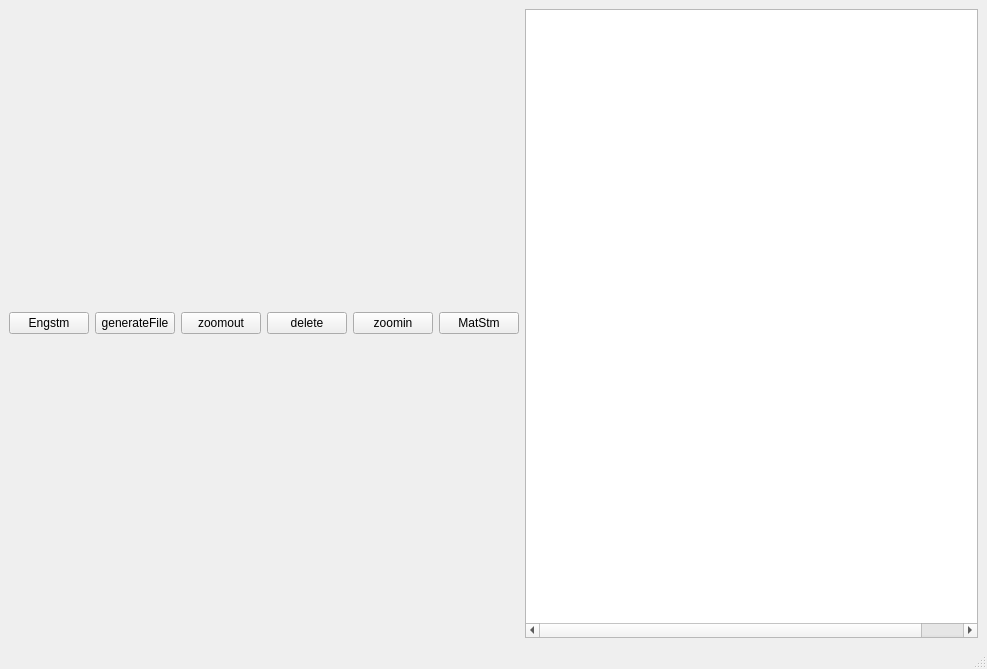
Before: the Qt Designer form main.ui in Anujg935/OMChemSimGUI, drawn with Qt 5.
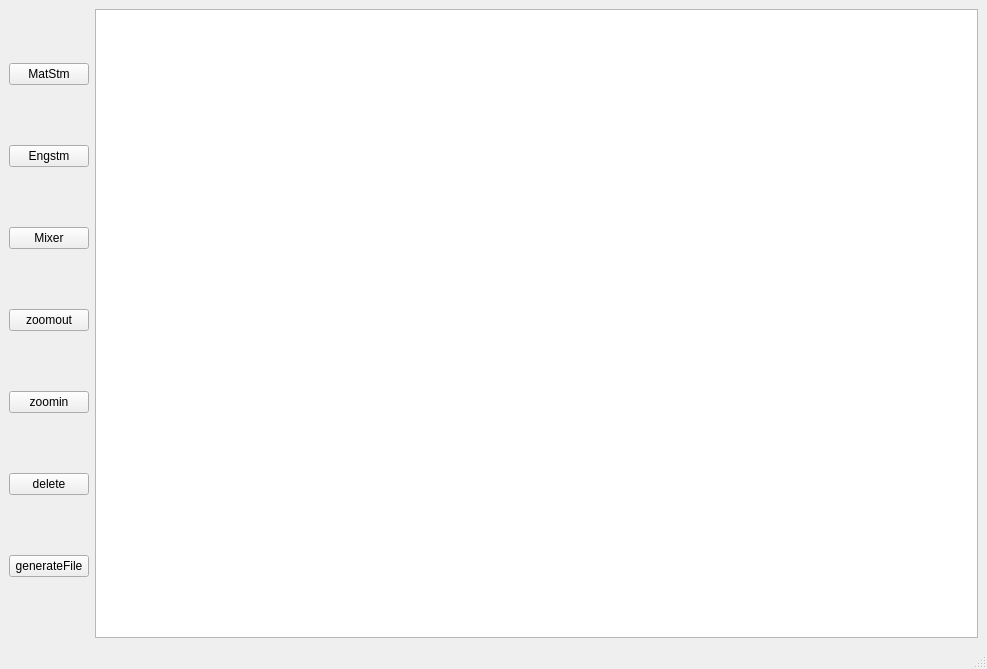
After: the same form once the commit is applied.

The edit to the form file:
```diff
--- a/main.ui
+++ b/main.ui
@@ -24,6 +24,18 @@
     <item>
      <layout class="QHBoxLayout" name="horizontalLayout">
       <item>
+       <layout class="QVBoxLayout" name="verticalLayout">
+        <item>
+         <widget class="QPushButton" name="pushButton">
+          <property name="acceptDrops">
+           <bool>true</bool>
+          </property>
+          <property name="text">
+           <string>MatStm</string>
+          </property>
+         </widget>
+        </item>
+        <item>
        <widget class="QPushButton" name="pushButton_5">
         <property name="text">
          <string>Engstm</string>
@@ -31,9 +43,9 @@
        </widget>
       </item>
       <item>
-       <widget class="QPushButton" name="pushButton_6">
+         <widget class="QPushButton" name="pushButton_7">
         <property name="text">
-         <string>generateFile</string>
+           <string>Mixer</string>
         </property>
        </widget>
       </item>
@@ -44,13 +56,6 @@
         </property>
        </widget>
       </item>
-      <item>
-       <widget class="QPushButton" name="pushButton_4">
-        <property name="text">
-         <string>delete</string>
-        </property>
-       </widget>
-      </item>
       <item>
        <widget class="QPushButton" name="pushButton_2">
         <property name="text">
@@ -59,14 +64,20 @@
        </widget>
       </item>
       <item>
-       <widget class="QPushButton" name="pushButton">
-        <property name="acceptDrops">
-         <bool>true</bool>
-        </property>
+         <widget class="QPushButton" name="pushButton_4">
+          <property name="text">
+           <string>delete</string>
+          </property>
+         </widget>
+        </item>
+        <item>
+         <widget class="QPushButton" name="pushButton_6">
         <property name="text">
-         <string>MatStm</string>
-        </property>
-       </widget>
+           <string>generateFile</string>
+          </property>
+         </widget>
+        </item>
+       </layout>
       </item>
       <item>
        <widget class="QGraphicsView" name="graphicsView">
```
Lines whose indentation alone changed are shown as unchanged.
